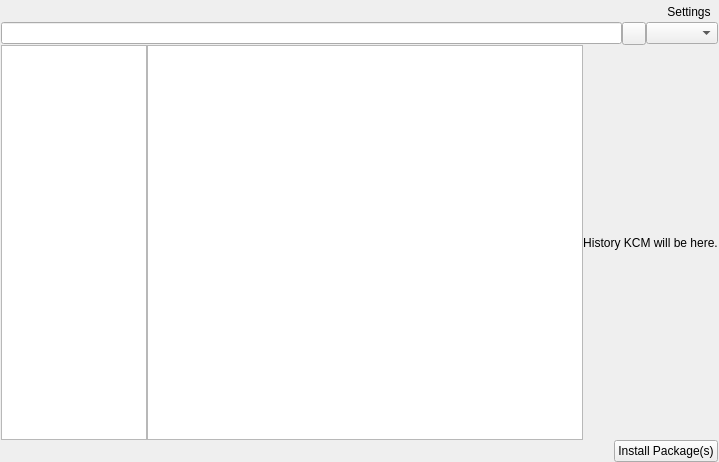
This is kde/package-manager/manager/ui/mainwidget_v3.ui in pars-linux/uludag as Qt 5 draws it before an edit. The edited form follows.
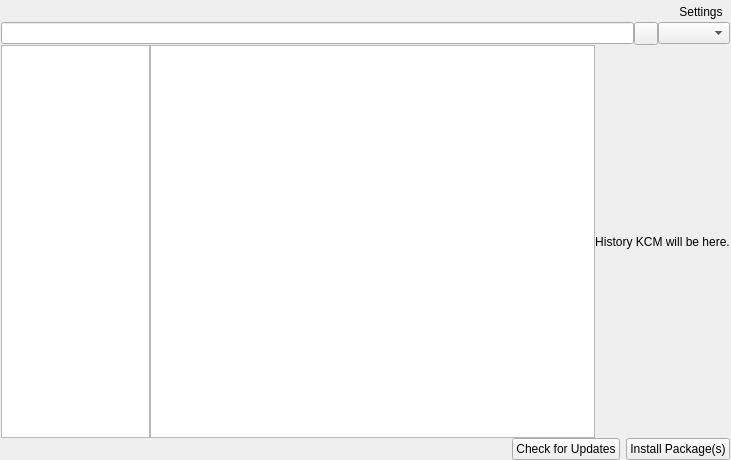
This is the edited form. Icons and pictures are not drawn. Custom widgets are drawn as their Qt base class.

Commit message: * Show busy indicator and basket popup button

```diff
--- a/kde/package-manager/manager/ui/mainwidget_v3.ui
+++ b/kde/package-manager/manager/ui/mainwidget_v3.ui
@@ -6,8 +6,8 @@
    <rect>
     <x>0</x>
     <y>0</y>
-    <width>719</width>
-    <height>462</height>
+    <width>731</width>
+    <height>460</height>
    </rect>
   </property>
   <property name="windowTitle">
@@ -246,21 +246,43 @@
        <height>25</height>
       </size>
      </property>
-     <layout class="QGridLayout" name="gridLayout">
-      <property name="verticalSpacing">
-       <number>0</number>
-      </property>
+     <layout class="QHBoxLayout" name="mainLayout">
       <property name="margin">
        <number>0</number>
       </property>
-      <item row="0" column="2">
-       <widget class="KPushButton" name="actionButton">
+      <item>
+       <widget class="QPushButton" name="showBasketButton">
+        <property name="minimumSize">
+         <size>
+          <width>22</width>
+          <height>22</height>
+         </size>
+        </property>
+        <property name="maximumSize">
+         <size>
+          <width>22</width>
+          <height>22</height>
+         </size>
+        </property>
+        <property name="toolTip">
+         <string>Show Basket</string>
+        </property>
         <property name="text">
-         <string>Install Package(s)</string>
+         <string notr="true"/>
+        </property>
+        <property name="icon">
+         <iconset resource="../data/data.qrc">
+          <normaloff>:/data/slide_up.png</normaloff>:/data/slide_up.png</iconset>
+        </property>
+        <property name="shortcut">
+         <string>F7</string>
+        </property>
+        <property name="flat">
+         <bool>true</bool>
         </property>
        </widget>
       </item>
-      <item row="0" column="1">
+      <item>
        <widget class="QTextBrowser" name="statusLabel">
         <property name="sizePolicy">
          <sizepolicy hsizetype="Expanding" vsizetype="Fixed">
@@ -301,28 +323,17 @@
         </property>
        </widget>
       </item>
-      <item row="0" column="0">
-       <widget class="QLabel" name="busyIndicator">
-        <property name="sizePolicy">
-         <sizepolicy hsizetype="Fixed" vsizetype="Fixed">
-          <horstretch>0</horstretch>
-          <verstretch>0</verstretch>
-         </sizepolicy>
+      <item>
+       <widget class="QPushButton" name="checkUpdatesButton">
+        <property name="text">
+         <string>Check for Updates</string>
         </property>
-        <property name="minimumSize">
-         <size>
-          <width>22</width>
-          <height>22</height>
-         </size>
-        </property>
-        <property name="maximumSize">
-         <size>
-          <width>22</width>
-          <height>22</height>
-         </size>
-        </property>
+       </widget>
+      </item>
+      <item>
+       <widget class="KPushButton" name="actionButton">
         <property name="text">
-         <string/>
+         <string>Install Package(s)</string>
         </property>
        </widget>
       </item>
```
The commit also changes 4 other files.
